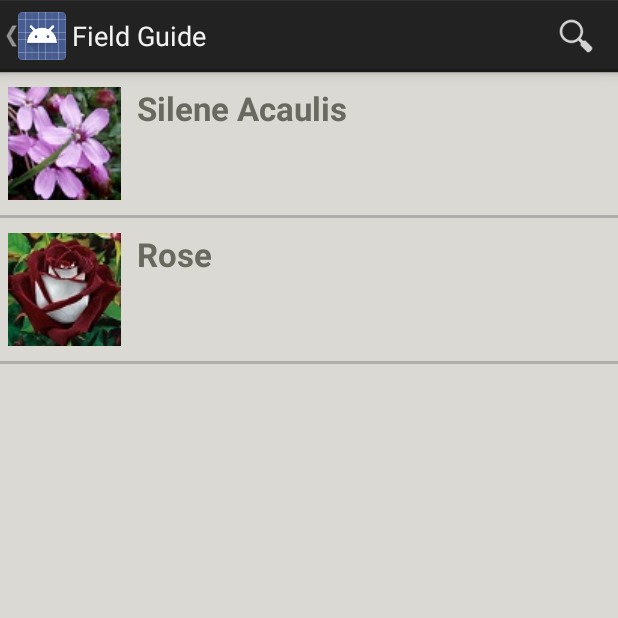
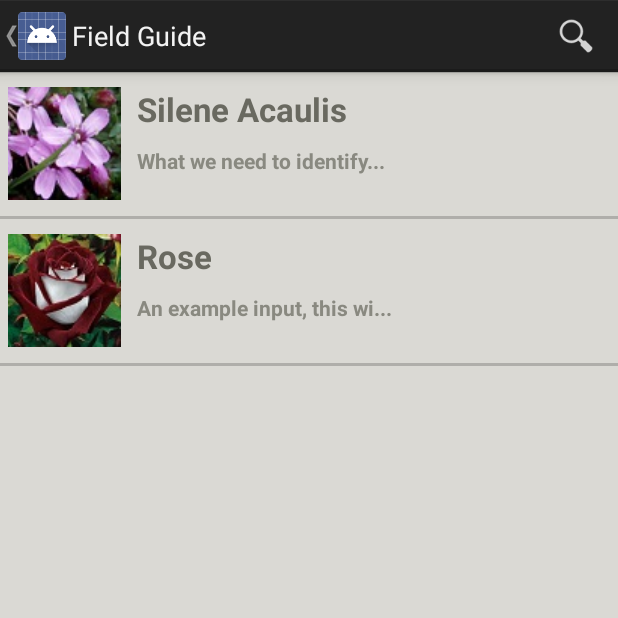
Before and after one commit to Aardevarken/LuminousMossBosses, an Android app: the screen it shows after launch (MainActivity), after a tap on an icon or button, on a phone screen of 412 x 824 dp, the top half of it. Run offline under Robolectric (Android 15) with nearby library versions, the phone set to English and light mode, and no system bars; 2 statements that could not run were skipped.

Commit message:
Adjustments to everything related to list items"

```diff
--- a/app/src/main/java/com/luminousmossboss/luminous/FieldGuideFragment.java
+++ b/app/src/main/java/com/luminousmossboss/luminous/FieldGuideFragment.java
@@ -51,13 +51,14 @@ public class FieldGuideFragment extends Fragment{
     private void initList(View rootView, ViewGroup container) {
         String[] listTitles = getResources().getStringArray(R.array.field_guide_items);
         TypedArray listIcons = getResources().obtainTypedArray(R.array.field_guide_icons);
+        String[] listDescriptions = getResources().getStringArray(R.array.field_guide_description);
 
         mDrawerList = (ListView) rootView.findViewById(R.id.fragment_list);
 
         listItems = new ArrayList<ListItem>();
 
         for (int i = 0; i < listTitles.length; i++) {
-            listItems.add(new FGListItem(listTitles[i], listIcons.getResourceId(i, -1)));
+            listItems.add(new FGListItem(listTitles[i], listIcons.getResourceId(i, -1), listDescriptions[i]));
         }
         listIcons.recycle();
 
--- a/app/src/main/java/com/luminousmossboss/luminous/adapter/FGListAdapter.java
+++ b/app/src/main/java/com/luminousmossboss/luminous/adapter/FGListAdapter.java
@@ -30,6 +30,7 @@ public class FGListAdapter extends FragListAdapter {
         super(context, listItems);
     }
 
+    @Override
     public View getView(int position, View convertView, ViewGroup parent) {
         if (convertView == null) {
             LayoutInflater mInflater = (LayoutInflater)
@@ -37,11 +38,11 @@ public class FGListAdapter extends FragListAdapter {
             convertView = mInflater.inflate(R.layout.item_fieldguide, null);
         }
 
-        ImageView imgIcon = (ImageView) convertView.findViewById(R.id.icon);
-        TextView txtTitle = (TextView) convertView.findViewById(R.id.title);
+        convertView = basicView(position,convertView);
+        FGListItem item = (FGListItem) listItems.get(position);
 
-        imgIcon.setImageResource(listItems.get(position).getIcon());
-        txtTitle.setText(listItems.get(position).getTitle());
+        TextView txtDescription = (TextView) convertView.findViewById(R.id.description);
+        txtDescription.setText(item.getDescription());
 
         return convertView;
     }
--- a/app/src/main/java/com/luminousmossboss/luminous/adapter/FragListAdapter.java
+++ b/app/src/main/java/com/luminousmossboss/luminous/adapter/FragListAdapter.java
@@ -27,6 +27,14 @@ public abstract class FragListAdapter extends BaseAdapter {
         this.listItems = listItems;
     }
 
+    protected View basicView(int position, View convertView){
+        ImageView imgIcon = (ImageView) convertView.findViewById(R.id.icon);
+        TextView txtTitle = (TextView) convertView.findViewById(R.id.title);
+        imgIcon.setImageResource(listItems.get(position).getIcon());
+        txtTitle.setText(listItems.get(position).getTitle());
+
+        return convertView;
+    }
     @Override
     public int getCount() { return listItems.size(); }
 
@@ -39,4 +47,5 @@ public abstract class FragListAdapter extends BaseAdapter {
     @Override
     abstract public View getView(int position, View convertView, ViewGroup parent);
 
+
 }
--- a/app/src/main/java/com/luminousmossboss/luminous/adapter/NavDrawerListAdapter.java
+++ b/app/src/main/java/com/luminousmossboss/luminous/adapter/NavDrawerListAdapter.java
@@ -7,8 +7,6 @@ import android.content.Context;
 import android.view.LayoutInflater;
 import android.view.View;
 import android.view.ViewGroup;
-import android.widget.BaseAdapter;
-import android.widget.ImageView;
 import android.widget.TextView;
 
 import com.luminousmossboss.luminous.R;
@@ -26,28 +24,21 @@ public class NavDrawerListAdapter extends FragListAdapter {
         if (convertView == null) {
             LayoutInflater mInflater = (LayoutInflater)
                     context.getSystemService(Activity.LAYOUT_INFLATER_SERVICE);
-            convertView = mInflater.inflate(R.layout.nav_drawer_items, null);
+            convertView = mInflater.inflate(R.layout.item_nav_drawer, null);
         }
 
-        ImageView imgIcon = (ImageView) convertView.findViewById(R.id.icon);
-        TextView txtTitle = (TextView) convertView.findViewById(R.id.title);
+        convertView = basicView(position, convertView);
+        NavDrawerItem item = (NavDrawerItem) listItems.get(position);
+
         TextView txtCount = (TextView) convertView.findViewById(R.id.counter);
-
-
-        imgIcon.setImageResource(listItems.get(position).getIcon());
-        txtTitle.setText(listItems.get(position).getTitle());
-
         // displaying count
         // check whether it set visible or not
-        NavDrawerItem navDrawerItem = (NavDrawerItem) listItems.get(position);
-
-        if(navDrawerItem.getCounterVisibility()){
-            txtCount.setText(navDrawerItem.getCount());
+        if(item.getCounterVisibility()){
+            txtCount.setText(item.getCount());
         }else{
             // hide the counter view
             txtCount.setVisibility(View.GONE);
         }
-
         return convertView;
     }
 
--- a/app/src/main/java/com/luminousmossboss/luminous/model/FGListItem.java
+++ b/app/src/main/java/com/luminousmossboss/luminous/model/FGListItem.java
@@ -6,9 +6,8 @@ package com.luminousmossboss.luminous.model;
 
 public class FGListItem extends ListItem{
     private String description;
-    private String user;
     private int status;
-
+    final private int MAXCHAR = 25;
     private boolean isStatusVisible = false;
 
     public FGListItem() {}
@@ -17,22 +16,15 @@ public class FGListItem extends ListItem{
         super(title, icon);
     }
 
-    public FGListItem(String title, int icon, String date, String user) {
+    public FGListItem(String title, int icon, String description) {
         super(title, icon);
-        this.description = date;
-        this.user = user;
+        this.description = shortenString(description,MAXCHAR);
     }
 
-    public String getDate() { return this.description; }
+    public String getDescription() { return this.description; }
 
-    public String getUser() { return this.user; }
-
-    public void setDate(String date){
-        this.description = date;
-    }
-
-    public void setUser(String user){
-        this.user = user;
+    public void setDescription(String description){
+        this.description = shortenString(description,MAXCHAR);
     }
 
     public void setStatus(int status) {this.status = status; }
--- a/app/src/main/java/com/luminousmossboss/luminous/model/ListItem.java
+++ b/app/src/main/java/com/luminousmossboss/luminous/model/ListItem.java
@@ -27,5 +27,8 @@ abstract public class ListItem {
         this.icon = icon;
     }
 
+    public String shortenString(String string, int amount) {
+        return string.substring(0, Math.min(string.length(), amount))+"...";
+    }
 
 }
--- a/app/src/main/res/layout/item_fieldguide.xml
+++ b/app/src/main/res/layout/item_fieldguide.xml
@@ -19,27 +19,40 @@
     <TextView
         android:id="@+id/title"
         android:layout_width="wrap_content"
-        android:layout_height="match_parent"
-        android:text="silene acaulis"
-        android:layout_toRightOf="@id/icon"
+        android:layout_height="wrap_content"
+        android:text="title"
         android:minHeight="?android:attr/listPreferredItemHeightSmall"
         android:textAppearance="?android:attr/textAppearanceListItem"
         android:textColor="@color/list_title"
-        android:gravity="center_vertical"
+
+        android:paddingLeft="5dp"
         android:paddingRight="5dp"
-        android:layout_marginLeft="5dp"
+        android:paddingTop="10dp"
+        android:paddingBottom="4dp"
+
         android:typeface="sans"
-        android:textStyle="bold" />
+        android:textStyle="bold"
+        android:layout_alignParentTop="true"
+        android:layout_toRightOf="@+id/icon"
+        android:layout_toEndOf="@+id/icon" />
+
+    <TextView
+        android:id="@+id/description"
+        android:layout_width="wrap_content"
+        android:layout_height="wrap_content"
+        android:text="description"
+        android:minHeight="?android:attr/listPreferredItemHeightSmall"
+        android:textAppearance="?android:attr/textAppearanceListItemSecondary"
+        android:textColor="@color/list_description"
+
+        android:paddingLeft="5dp"
+        android:paddingRight="5dp"
+        android:paddingTop="1dp"
+
+        android:typeface="sans"
+        android:textStyle="bold"
+        android:layout_alignParentBottom="true"
+        android:layout_below="@+id/title"
+        android:layout_toRightOf="@+id/icon"
+        android:layout_toEndOf="@+id/icon" />
 </RelativeLayout>
-
-<!--<TextView xmlns:android="http://schemas.android.com/apk/res/android"
-    android:id="@android:id/text1"
-    android:layout_width="match_parent"
-    android:layout_height="wrap_content"
-    android:textAppearance="?android:attr/textAppearanceListItemSmall"
-    android:gravity="center_vertical"
-    android:paddingLeft="16dp"
-    android:paddingRight="16dp"
-    android:textColor="#fff"
-    android:background="?android:attr/activatedBackgroundIndicator"
-    android:minHeight="?android:attr/listPreferredItemHeightSmall"/> -->
--- a/app/src/main/res/layout/item_myobservations.xml
+++ b/app/src/main/res/layout/item_myobservations.xml
@@ -38,7 +38,7 @@
         android:text="01/21/2014"
         android:minHeight="?android:attr/listPreferredItemHeightSmall"
         android:textAppearance="?android:attr/textAppearanceListItemSmall"
-        android:textColor="@color/list_title"
+        android:textColor="@color/list_description"
         android:textSize="14sp"
         android:layout_alignParentTop="true"
         android:layout_alignParentRight="true"
--- a/app/src/main/res/values/colors.xml
+++ b/app/src/main/res/values/colors.xml
@@ -6,6 +6,7 @@
 
     <!-- List View Fragments -->
     <item name="list_title" type="color">#696960</item>
+    <item name="list_description" type="color">#898980</item>
     <item name="list_bg" type="color">#dad9d4</item>
 
     <!-- Navigation Slider Fragment -->
--- a/app/src/main/res/values/strings.xml
+++ b/app/src/main/res/values/strings.xml
@@ -43,10 +43,15 @@
         <item>Silene Acaulis</item>
         <item>Rose</item>
     </string-array>
+    <string-array name="field_guide_description">
+        <item>What we need to identify</item>
+        <item>An example input, this will be purposely long to test how it handles displaying it when the description is too damn big. I just need to add in a little more :)</item>
+    </string-array>
     <array name="field_guide_icons">
         <item>@drawable/silene_acaulis</item>
         <item>@drawable/rose</item>
     </array>
+
     <!-- My Observations Temp -->
 
     <string name="drawer_open">Open navigation drawer</string>
```
Also changed, not shown: app/src/main/res/layout/item_nav_drawer.xml (renamed from app/src/main/res/layout/nav_drawer_items.xml).
